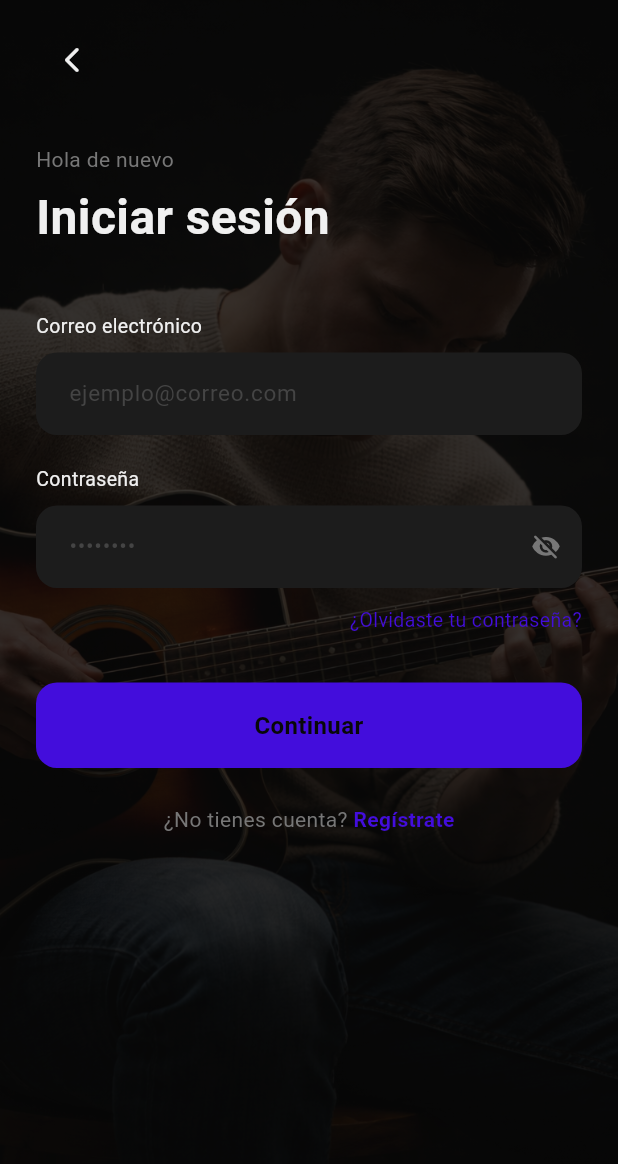
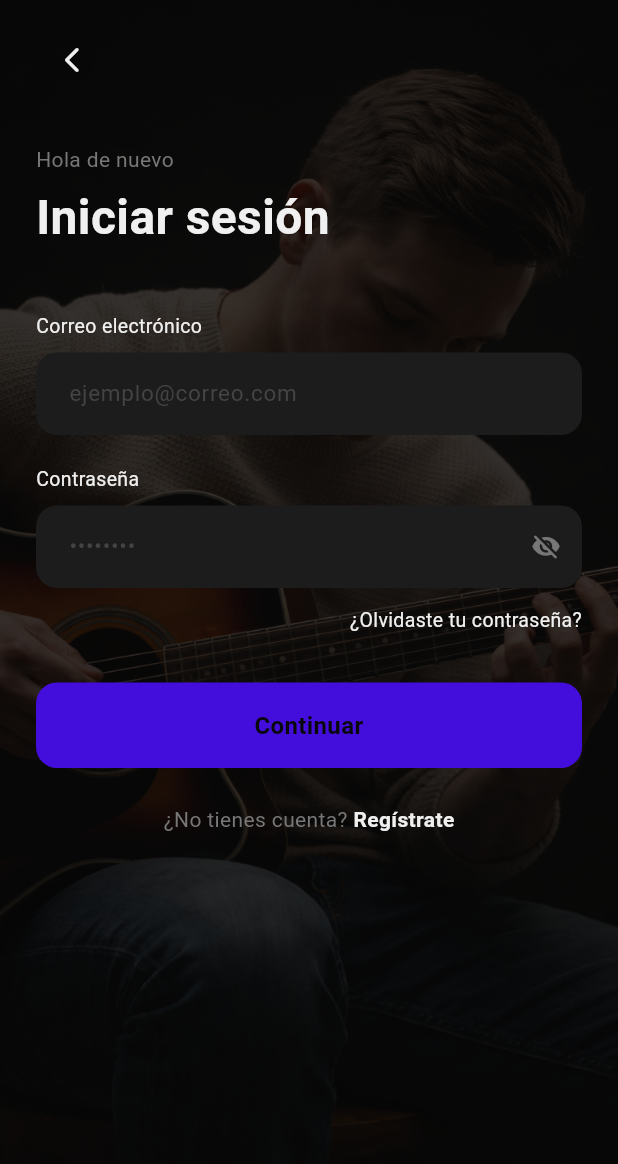
Before and after one commit to jordi23-acosta/sonaris, a Flutter app: the screen it shows after launch, after a tap on "Ya tengo una cuenta", on a phone screen of 412 x 824 dp. Shown: the top 1164 px of the screen. Run offline on Flutter 3.47's test engine with Material 3 defaults, Android fonts, the phone set to English and light mode, and no system bars; our stand-ins replace audioplayers, cached_network_image, image_picker, shared_preferences, youtube_player_flutter; missing offline and left inert: record; network calls fail.

Commit message:
fix: cambiar color de textos morados a blanco para mejor contraste

```diff
--- a/lib/pantallas/login.dart
+++ b/lib/pantallas/login.dart
@@ -80,7 +80,7 @@ class _EstadoLogin extends State<PantallaLogin> {
                       fontWeight: FontWeight.w700,
                       color: blanco)),
               const SizedBox(height: 40),
-              _Label('Correo electrónico'),
+              const _Label('Correo electrónico'),
               const SizedBox(height: 8),
               _Campo(
                 controller: _emailCtrl,
@@ -88,7 +88,7 @@ class _EstadoLogin extends State<PantallaLogin> {
                 teclado: TextInputType.emailAddress,
               ),
               const SizedBox(height: 20),
-              _Label('Contraseña'),
+              const _Label('Contraseña'),
               const SizedBox(height: 8),
               _Campo(
                 controller: _passCtrl,
@@ -105,10 +105,10 @@ class _EstadoLogin extends State<PantallaLogin> {
                 ),
               ),
               const SizedBox(height: 12),
-              Align(
+              const Align(
                 alignment: Alignment.centerRight,
                 child: Text('¿Olvidaste tu contraseña?',
-                    style: const TextStyle(fontSize: 13, color: verde)),
+                    style: TextStyle(fontSize: 13, color: blanco)),
               ),
               if (_error != null) ...[
                 const SizedBox(height: 16),
@@ -132,7 +132,7 @@ class _EstadoLogin extends State<PantallaLogin> {
                           builder: (_) => const PantallaRegistro())),
                   child: const Text('Regístrate',
                       style: TextStyle(
-                          color: verde,
+                          color: blanco,
                           fontSize: 14,
                           fontWeight: FontWeight.w600)),
                 ),
```
Also changed, not shown: lib/pantallas/home.dart (+4 -3 lines).
